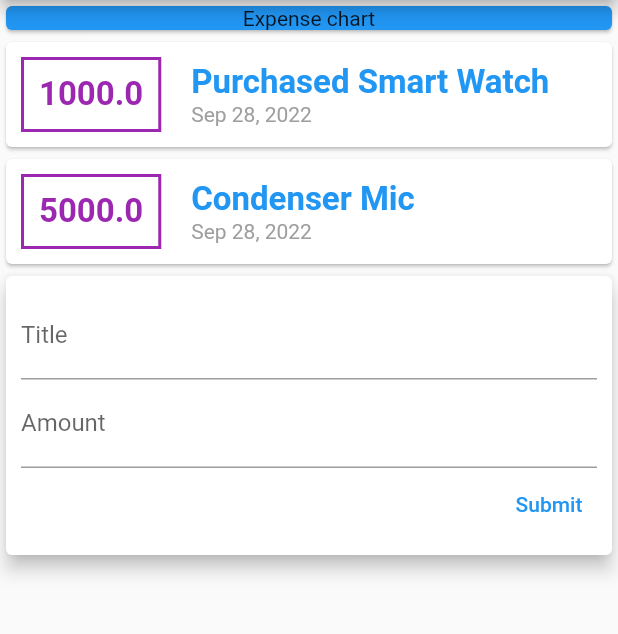
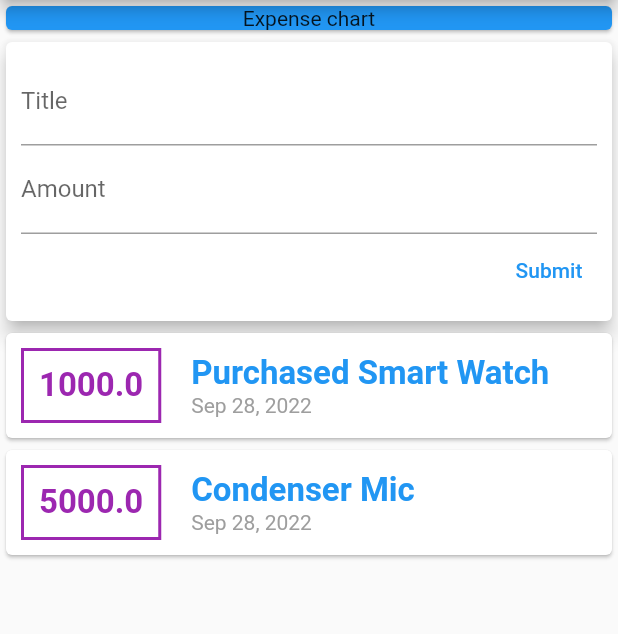
Before and after one commit to Fluttery-Dev/Expensetracker, a Flutter app: the screen it shows after launch, after a tap on "Submit", on a phone screen of 412 x 824 dp, the part 84-718 px from its top. Run offline on Flutter 3.47's test engine with Material 2 defaults, Android fonts, the phone set to English and light mode, and no system bars.

Commit message:
Implemented Logic to add New transaction
new Transaction widget at the top of old transactions
passed addNewTransaction to Newtransaction to add a new transaction

```diff
--- a/lib/main.dart
+++ b/lib/main.dart
@@ -1,23 +1,10 @@
-import 'package:expensetracker/models/Transaction.dart';
+import './widgets/UserTransaction.dart';
 import 'package:flutter/material.dart';
-import 'widgets/transactionList.dart';
-import 'widgets/newTransaction.dart';
 
 void main() => runApp(MyApp());
 
 class MyApp extends StatelessWidget {
   MyApp({super.key});
-
-  List<Transaction> transactions = [
-    Transaction(
-      id: "T1",
-      title: "Purchased Smart Watch",
-      amount: 1000,
-      date: DateTime.now(),
-    ),
-    Transaction(
-        id: "T2", title: "Condenser Mic", amount: 5000, date: DateTime.now()),
-  ];
 
   @override
   Widget build(BuildContext context) {
@@ -40,14 +27,7 @@ class MyApp extends StatelessWidget {
                 ),
               ),
             ),
-            Column(children: [
-              ...transactions
-                  .map(
-                    (transaction) => transactionList(transaction: transaction),
-                  )
-                  .toList(),
-              NewTransaction(),
-            ])
+            UserTransaction(),
           ],
         ),
       ),
--- /dev/null
+++ b/lib/widgets/UserTransaction.dart
@@ -0,0 +1,54 @@
+import 'package:flutter/material.dart';
+import './transactionList.dart';
+import './newTransaction.dart';
+import '../models/Transaction.dart';
+
+class UserTransaction extends StatefulWidget {
+  const UserTransaction({super.key});
+
+  @override
+  State<UserTransaction> createState() => _UserTransactionState();
+}
+
+class _UserTransactionState extends State<UserTransaction> {
+  @override
+  final List<Transaction> transactions = [
+    Transaction(
+      id: "T1",
+      title: "Purchased Smart Watch",
+      amount: 1000,
+      date: DateTime.now(),
+    ),
+    Transaction(
+        id: "T2", title: "Condenser Mic", amount: 5000, date: DateTime.now()),
+  ];
+
+  void _addNewTransaction({required String txTitle, required double txAmount}) {
+    setState(() {
+      transactions.add(
+        Transaction(
+          id: DateTime.now().toString(),
+          title: txTitle,
+          amount: txAmount,
+          date: DateTime.now(),
+        ),
+      );
+    });
+  }
+
+  @override
+  Widget build(BuildContext context) {
+    return Column(
+      children: [
+        NewTransaction(
+          newTransactionHandler: _addNewTransaction,
+        ),
+        ...transactions
+            .map(
+              (transaction) => transactionList(transaction: transaction),
+            )
+            .toList(),
+      ],
+    );
+  }
+}
--- a/lib/widgets/newTransaction.dart
+++ b/lib/widgets/newTransaction.dart
@@ -1,7 +1,8 @@
 import 'package:flutter/material.dart';
 
 class NewTransaction extends StatelessWidget {
-  NewTransaction({super.key});
+  final Function newTransactionHandler;
+  NewTransaction({super.key, required this.newTransactionHandler});
 
   final titleController = TextEditingController();
   final amountController = TextEditingController();
@@ -28,10 +29,12 @@ class NewTransaction extends StatelessWidget {
               controller: amountController,
             ),
             TextButton(
-              onPressed: () {
-                print(amountController.text);
-                print(titleController.text);
-              },
+              onPressed: (() {
+                newTransactionHandler(
+                  txTitle: titleController.text,
+                  txAmount: double.parse(amountController.text),
+                );
+              }),
               child: const Text("Submit"),
             ),
           ],
```
